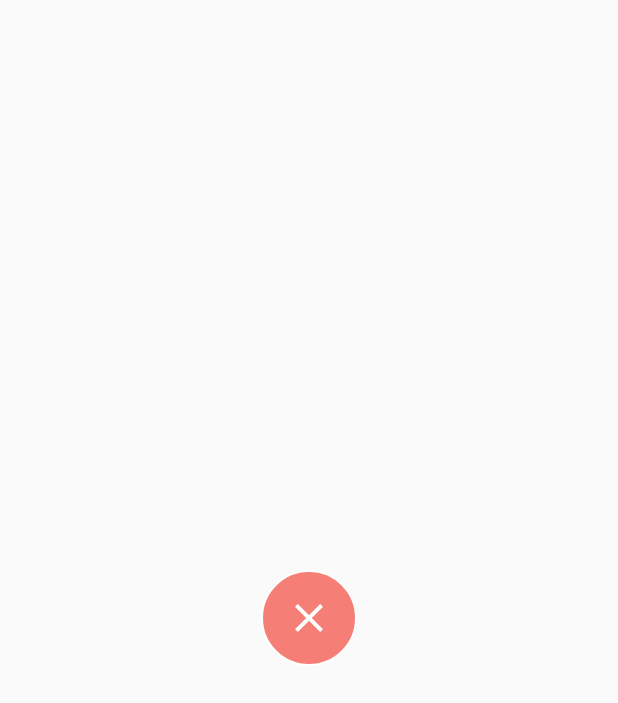
After one commit to NguyenTuanAnhE/AwesomeNeverStop, an Android app: the layout layout_dismiss_bubble.xml on its own in the app's theme, with its tools: preview values and no code run, on a phone screen of 412 x 824 dp. The commit adds this screen. Shown: the top 703 px of the screen. Run offline under Robolectric (Android 15) with nearby library versions, the phone set to English and light mode, and no system bars.

Commit message:
move bubble view

```diff
--- /dev/null
+++ b/app/src/main/res/drawable/background_dismiss_bubble.xml
@@ -0,0 +1,15 @@
+<?xml version="1.0" encoding="utf-8"?>
+<shape xmlns:android="http://schemas.android.com/apk/res/android"
+    android:shape="oval">
+
+    <solid android:color="@color/red_standard_faded" />
+
+    <stroke
+        android:width="@dimen/dp_1"
+        android:color="@color/color_white" />
+
+    <size
+        android:width="@dimen/dp_64"
+        android:height="@dimen/dp_64" />
+
+</shape>
--- /dev/null
+++ b/app/src/main/res/drawable/ic_clear_black_24dp.xml
@@ -0,0 +1,10 @@
+<vector xmlns:android="http://schemas.android.com/apk/res/android"
+    android:width="24dp"
+    android:height="24dp"
+    android:tint="#FFFFFF"
+    android:viewportWidth="24.0"
+    android:viewportHeight="24.0">
+    <path
+        android:fillColor="#FF000000"
+        android:pathData="M19,6.41L17.59,5 12,10.59 6.41,5 5,6.41 10.59,12 5,17.59 6.41,19 12,13.41 17.59,19 19,17.59 13.41,12z" />
+</vector>
--- /dev/null
+++ b/app/src/main/res/layout/layout_dismiss_bubble.xml
@@ -0,0 +1,30 @@
+<?xml version="1.0" encoding="utf-8"?>
+<android.support.constraint.ConstraintLayout xmlns:android="http://schemas.android.com/apk/res/android"
+    xmlns:app="http://schemas.android.com/apk/res-auto"
+    android:layout_width="match_parent"
+    android:layout_height="match_parent">
+
+    <ImageView
+
+        android:id="@+id/image_background"
+        android:layout_width="64dp"
+        android:layout_height="64dp"
+        android:layout_marginTop="8dp"
+        android:layout_marginBottom="8dp"
+        android:background="@drawable/background_dismiss_bubble"
+        app:layout_constraintBottom_toBottomOf="parent"
+        app:layout_constraintEnd_toEndOf="parent"
+        app:layout_constraintStart_toStartOf="parent"
+        app:layout_constraintTop_toTopOf="parent" />
+
+    <ImageView
+        android:layout_width="@dimen/dp_32"
+        android:layout_height="@dimen/dp_32"
+        android:layout_margin="@dimen/dp_6"
+        android:background="@drawable/ic_clear_black_24dp"
+        app:layout_constraintBottom_toBottomOf="@+id/image_background"
+        app:layout_constraintEnd_toEndOf="@+id/image_background"
+        app:layout_constraintStart_toStartOf="@+id/image_background"
+        app:layout_constraintTop_toTopOf="@+id/image_background" />
+
+</android.support.constraint.ConstraintLayout>
--- a/app/src/main/res/values/colors.xml
+++ b/app/src/main/res/values/colors.xml
@@ -5,6 +5,7 @@
     <color name="colorAccent">#D81B60</color>
     <color name="gray_standard">#9E9E9E</color>
     <color name="red_standard">#F44336</color>
+    <color name="red_standard_faded">#aaF44336</color>
     <color name="color_white">#fff</color>
     <color name="color_light_green">#00FF0A</color>
 </resources>
```
Also changed, not shown: app/src/main/java/com/example/tuananhe/phaibay/floatingbubble/BubbleActionListener.kt (added, +10 -0 lines), app/src/main/java/com/example/tuananhe/phaibay/floatingbubble/BubbleService.kt (+9 -79 lines), app/src/main/java/com/example/tuananhe/phaibay/floatingbubble/BubbleView.kt (added, +117 -0 lines), app/src/main/java/com/example/tuananhe/phaibay/floatingbubble/DismissView.kt (added, +73 -0 lines).
